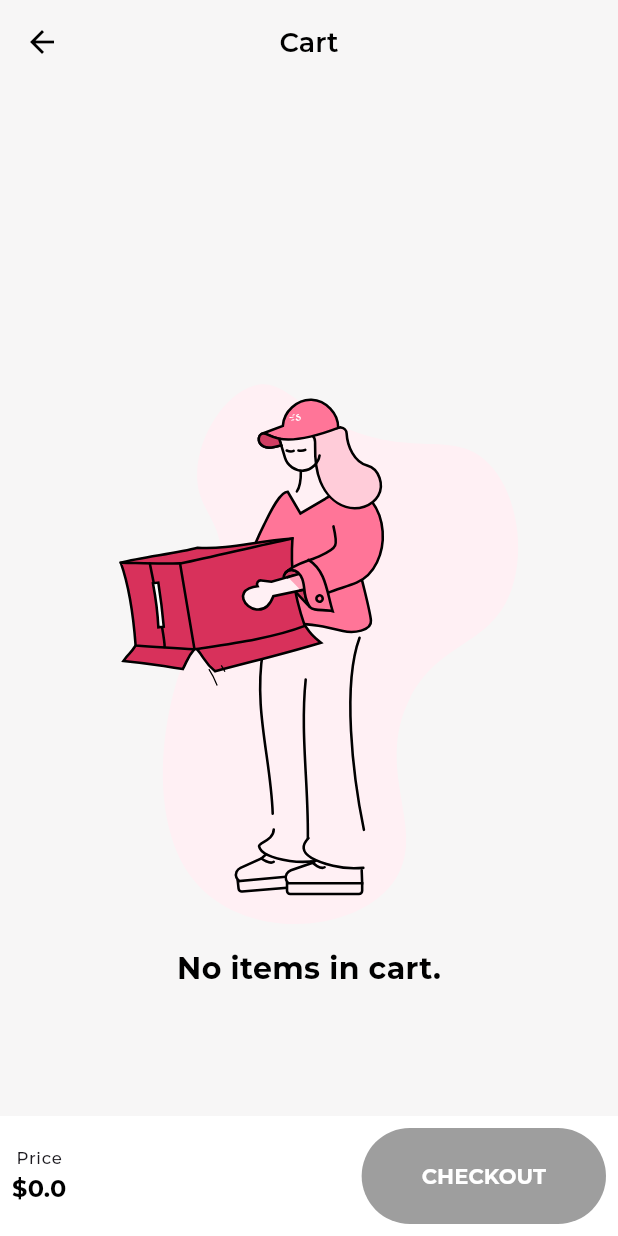
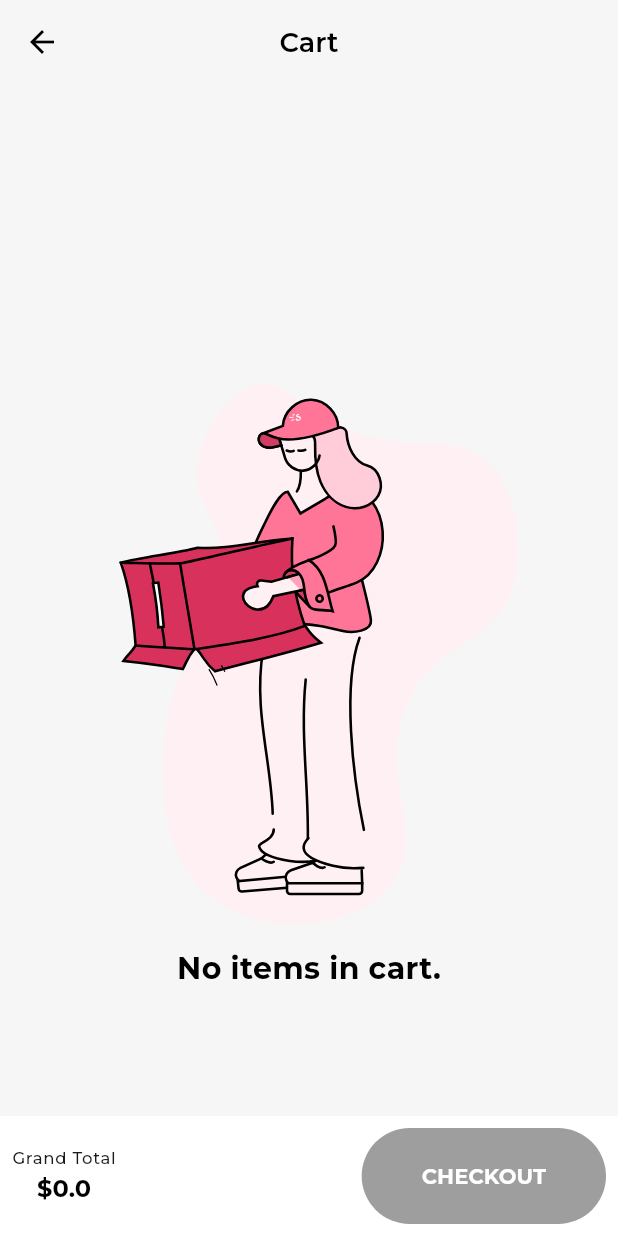
Before and after one commit to sujan6539/shoesly, a Flutter app: the Cart screen opened by its route, on a phone screen of 412 x 824 dp. Run offline on Flutter 3.47's test engine with Material 3 defaults, Android fonts, the phone set to English and light mode, and no system bars; our stand-ins replace connectivity, firebase_analytics, firebase_core, firebase_database, flutter_riverpod, flutter_svg and 4 more; accounts and stored records are empty; generated files the repository leaves out were written again; network calls fail.

Commit message:
code clean up.

```diff
--- a/lib/riverpod/reviews/review_notifier.dart
+++ b/lib/riverpod/reviews/review_notifier.dart
@@ -1,5 +1,3 @@
-import 'dart:ffi';
-
 import 'package:flutter_riverpod/flutter_riverpod.dart';
 import 'package:shoesly/model/shoe_review.dart';
 import 'package:shoesly/riverpod/reviews/review_repository.dart';
@@ -34,5 +32,5 @@ final reviewAvgProvider = Provider.family<String, String>((ref, id) {
   for (var r in shoeReview.reviews) {
     sum += r.stars.toDouble();
   }
-  return size == 0 ? '0' : (sum / size).toStringAsFixed(1);
+  return size == 0 ? '5.0' : (sum / size).toStringAsFixed(1);
 });
--- a/lib/ui/screen/product_detail_page.dart
+++ b/lib/ui/screen/product_detail_page.dart
@@ -172,7 +172,7 @@ class _ProductDetailState extends ConsumerState<ProductDetailPage> {
             shoeIdentifier: detail.shoeIdentifier,
             imageURL: detail.images.last,
             brand: widget.product.brand,
-            color: 'color',
+            color: 'black',
             size: detail.sizes[sizeSelectedIndex],
             price: widget.product.price,
             quantity: 1));
--- a/lib/ui/widgets/cart_cta.dart
+++ b/lib/ui/widgets/cart_cta.dart
@@ -26,7 +26,8 @@ class CartCta extends ConsumerWidget {
                 mainAxisSize: MainAxisSize.max,
                 mainAxisAlignment: MainAxisAlignment.center,
                 children: [
-                  Text("Price", style: Theme.of(context).textTheme.labelSmall),
+                  Text("Grand Total",
+                      style: Theme.of(context).textTheme.labelSmall),
                   Text("\$$grandTotal",
                       style: Theme.of(context).textTheme.titleMedium)
                 ]),
--- a/lib/ui/widgets/item_card.dart
+++ b/lib/ui/widgets/item_card.dart
@@ -47,7 +47,7 @@ class ItemCard extends ConsumerWidget {
                   top: 8,
                   left: 8,
                   child: Icon(
-                    Icons.star,
+                    Icons.favorite_border_outlined,
                     color: Colors.grey,
                     size: 20,
                   ),
```
Also changed, not shown: lib/ui/widgets/item_cart_product.dart (+10 -6 lines).
